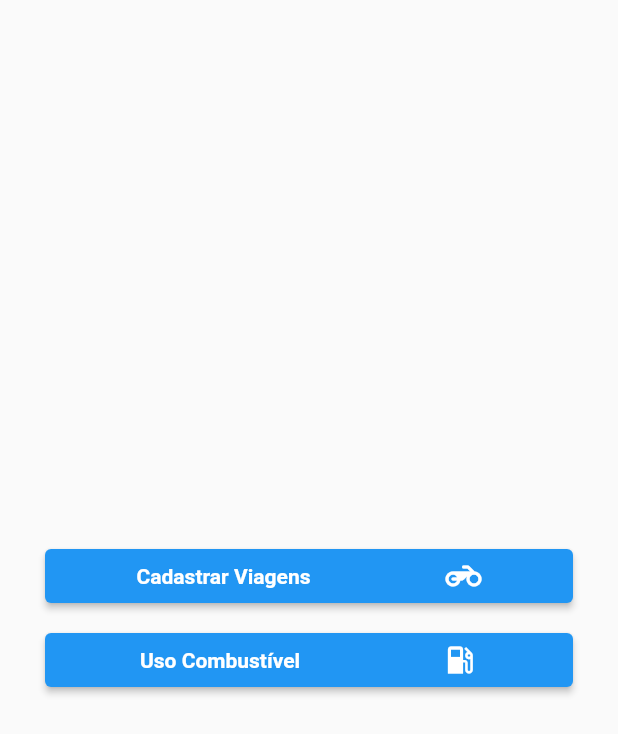
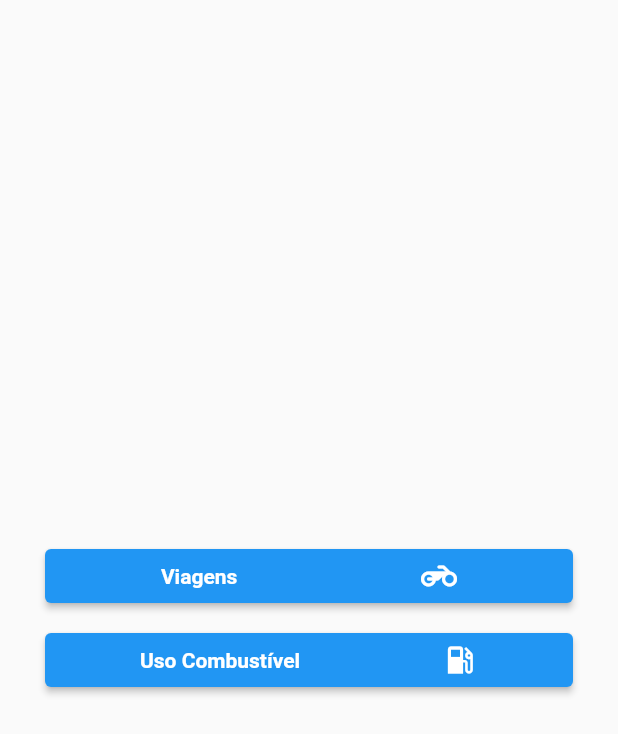
Before and after one commit to kr0ck/Controle-MotoBoy, a Flutter app: the screen it shows after launch, on a phone screen of 412 x 824 dp. Shown: the top 734 px of the screen. Run offline on Flutter 3.47's test engine with Material 2 defaults, Android fonts, the light colour scheme and no system bars.

Commit message:
Ajustando nome da tela de viagens

```diff
--- a/lib/Screens/Home_Screen.dart
+++ b/lib/Screens/Home_Screen.dart
@@ -14,7 +14,7 @@ class HomeScreen extends StatelessWidget {
           crossAxisAlignment: CrossAxisAlignment.center,
           children: [
             ElevatedButtonWidget(
-              'Cadastrar Viagens',
+              'Viagens',
               Icons.motorcycle_rounded,
               HomeScreen(),
             ),
```
